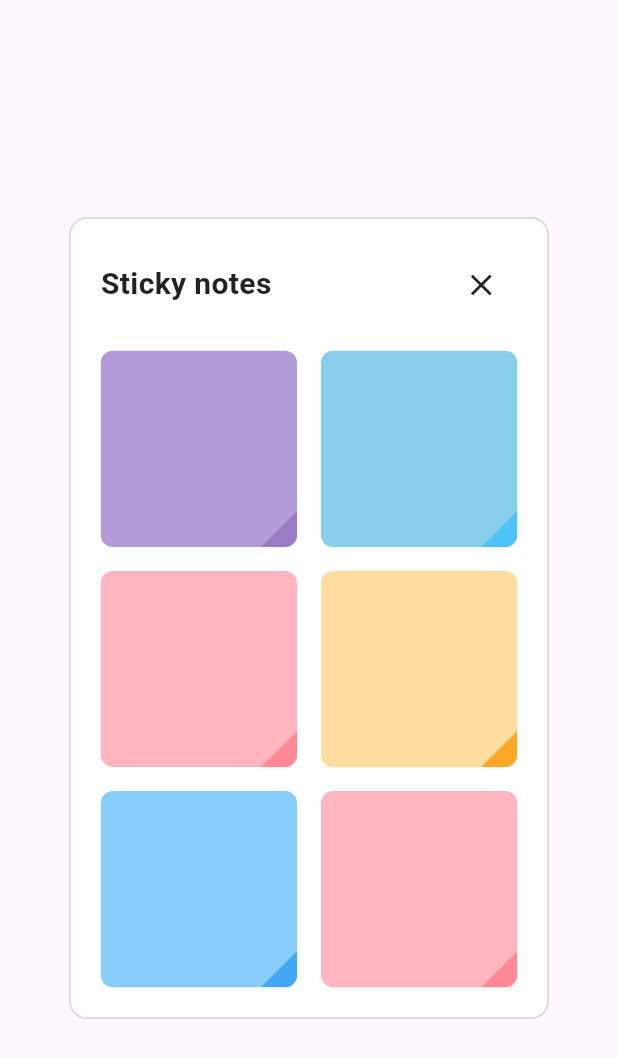
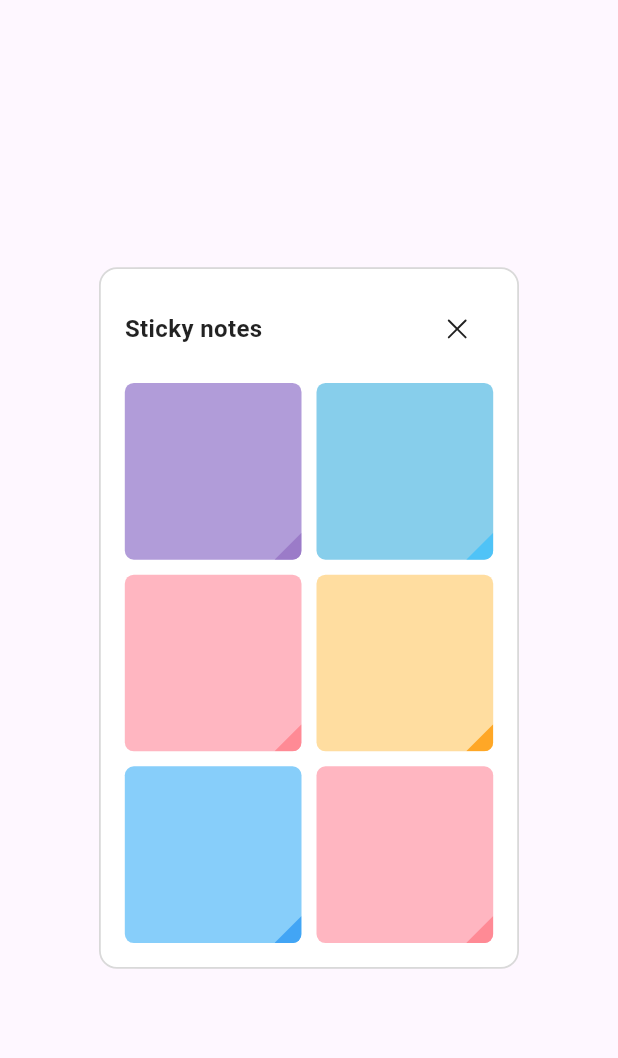
Before and after one commit to CookethOrg/Cooketh-Flow, a Flutter app: the StickyNotesWidget widget shown alone on an empty page, opened directly, on a phone screen of 412 x 824 dp. Shown: the top 1058 px of the screen. Run offline on Flutter 3.47's test engine with Material 3 defaults, Android fonts, the phone set to English and light mode, and no system bars; our stand-ins replace carousel_slider, flutter_dotenv, flutter_screenutil, go_router, google_sign_in, phosphor_flutter and 1 more; accounts and stored records are empty; network calls fail.

```diff
--- a/lib/features/workspace/pages/desktop/workspace_desktop.dart
+++ b/lib/features/workspace/pages/desktop/workspace_desktop.dart
@@ -8,6 +8,7 @@
 import 'package:cookethflow/features/workspace/widgets/toolbar.dart';
 import 'package:cookethflow/features/workspace/widgets/colour_picker_bg.dart';
 import 'package:cookethflow/features/workspace/widgets/sticky_notes.dart';
+import 'package:cookethflow/features/workspace/widgets/node_colour.dart';
 
 class WorkspaceDesktop extends StatelessWidget {
   const WorkspaceDesktop({super.key});
@@ -18,7 +19,7 @@
 
     return Scaffold(
       backgroundColor: const Color(0xFFFF8F8F8),
-      // body: StickyNotesWidget()
+      // body: NodeColourPicker()
       // body: ColorPickerWidget(
       //   onColorChanged: (Color primaryColor) {
       //     // handle color change here
--- a/lib/features/workspace/widgets/sticky_notes.dart
+++ b/lib/features/workspace/widgets/sticky_notes.dart
@@ -1,4 +1,6 @@
 import 'package:flutter/material.dart';
+import 'package:phosphor_flutter/phosphor_flutter.dart';
+
 
 class StickyNotesWidget extends StatelessWidget {
   const StickyNotesWidget({super.key});
@@ -8,8 +10,8 @@
     return Dialog(
       insetPadding: EdgeInsets.symmetric(horizontal: 20, vertical: 20),
       child: Container(
-        width: 320,
-        padding: EdgeInsets.all(20),
+        width: 240,
+        padding: EdgeInsets.all(16),
         decoration: BoxDecoration(
           color: Colors.white,
           borderRadius: BorderRadius.circular(12),
@@ -26,26 +28,25 @@
                 Text(
                   'Sticky notes',
                   style: TextStyle(
-                    fontSize: 20,
+                    fontSize: 16,
                     fontWeight: FontWeight.w600,
                     color: Colors.black87,
                   ),
                 ),
                 IconButton(
-                  icon: Icon(Icons.close, size: 24, color: Colors.black87),
+                  icon: Icon(PhosphorIconsRegular.x, size: 20, color: Colors.black87), // Reduced from 24
                   onPressed: () => Navigator.pop(context),
                   padding: EdgeInsets.zero,
                   constraints: BoxConstraints(),
                 ),
               ],
             ),
-            SizedBox(height: 20),
+            SizedBox(height: 12),
 
-            // Grid of sticky notes
             GridView.count(
               crossAxisCount: 2,
-              mainAxisSpacing: 16,
-              crossAxisSpacing: 16,
+              mainAxisSpacing: 10, // Reduced from 16
+              crossAxisSpacing: 10, // Reduced from 16
               childAspectRatio: 1.0,
               shrinkWrap: true,
               physics: NeverScrollableScrollPhysics(),
@@ -84,8 +85,8 @@
 
   Widget _buildStickyNote(Color noteColor, Color foldColor) {
     return Container(
-      width: 120,
-      height: 120,
+      width: 90, // Reduced from 120
+      height: 90, // Reduced from 120
       child: Stack(
         children: [
           // Main note body
@@ -94,7 +95,7 @@
             height: double.infinity,
             decoration: BoxDecoration(
               color: noteColor,
-              borderRadius: BorderRadius.circular(8),
+              borderRadius: BorderRadius.circular(6), // Reduced from 8
             ),
           ),
 
@@ -105,12 +106,12 @@
             child: ClipPath(
               clipper: CornerFoldClipper(),
               child: Container(
-                width: 24,
-                height: 24,
+                width: 18, // Reduced from 24
+                height: 18, // Reduced from 24
                 decoration: BoxDecoration(
                   color: foldColor,
                   borderRadius: BorderRadius.only(
-                    bottomRight: Radius.circular(8),
+                    bottomRight: Radius.circular(6), // Reduced from 8
                   ),
                 ),
               ),
```
Also changed, not shown: lib/core/theme/colors.dart (+6 -5 lines), lib/features/workspace/widgets/node_colour.dart (added, +118 -0 lines).
